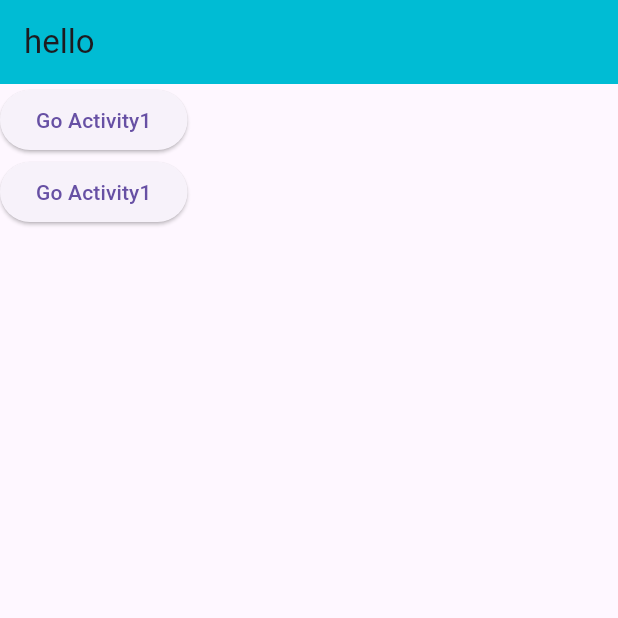
After one commit to Sumon162/Flutter2, a Flutter app: the HomeFile screen opened directly, on a phone screen of 412 x 824 dp, the top half of it. The commit adds this screen. Run offline on Flutter 3.47's test engine with Material 3 defaults, Android fonts, the phone set to English and light mode, and no system bars; missing offline and left inert: dart:ffi.

Commit message:
Start Project

```diff
--- /dev/null
+++ b/lib/HomeActivity1.dart
@@ -0,0 +1,72 @@
+import 'package:flutter/cupertino.dart';
+import 'package:flutter/material.dart';
+
+
+void main(){
+  runApp(Activity());
+}
+class Activity extends StatelessWidget {
+  const Activity({super.key});
+
+  @override
+  Widget build(BuildContext context) {
+    return const MaterialApp(
+      debugShowCheckedModeBanner: false,
+      home: HomeFile()
+
+    );
+
+  }
+}
+class HomeFile extends StatelessWidget{
+  const HomeFile();
+
+  MySnacBar(message, context){
+    ScaffoldMessenger.of(context).showSnackBar(
+      SnackBar(content: Text(message))
+    );
+  }
+
+  @override
+  Widget build(BuildContext context) {
+    return Scaffold(
+      appBar: AppBar(
+        backgroundColor: Colors.cyan,
+        title: Text("hello"),
+      ),
+      body: Column(
+        mainAxisAlignment: MainAxisAlignment.start,
+        children: [
+          ElevatedButton(onPressed: (){
+            Navigator.push(context, MaterialPageRoute(builder: (context)=>Activity1()));
+          },child: Text("Go Activity1"),),
+
+          ElevatedButton(onPressed: (){
+            Navigator.push(context, MaterialPageRoute(builder: (context)=>Activity2()));
+          },child: Text("Go Activity1"),),
+        ],
+      ),
+    );
+  }
+}
+
+class Activity1 extends StatelessWidget {
+  @override
+  Widget build(BuildContext context) {
+  return Scaffold(
+    appBar: AppBar(
+      title: Text("Activity1"),
+    ),
+  );
+  }
+}
+class Activity2 extends StatelessWidget {
+  @override
+  Widget build(BuildContext context) {
+    return Scaffold(
+      appBar: AppBar(
+        title: Text("Activity2"),
+      ),
+    );
+  }
+}
```
Also changed, not shown: lib/StartProject.dart (line endings or trailing spaces).
